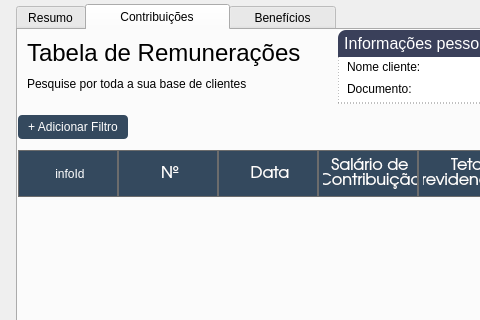
Qt form Design/UI/tabResumoCNIS.ui (newprev/PrevCliente) before a commit; both pictures show x 0 to 480 and y 0 to 320 of the 1167 by 764 pixel window.
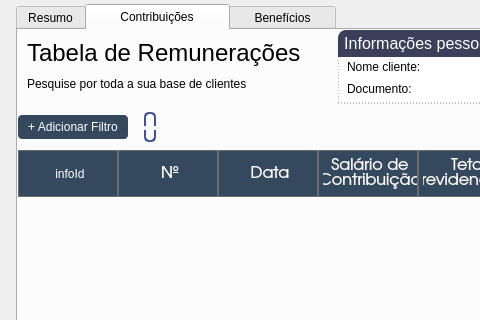
The same form after that commit. The open tabs and pages were chosen to show the change. Icons and pictures are not drawn.

Commit message: Atualização das tags de filtros

```diff
--- a/Design/UI/tabResumoCNIS.ui
+++ b/Design/UI/tabResumoCNIS.ui
@@ -766,6 +766,11 @@
 	background-color: white;
 }
 
+#frBordaFiltros {
+	border: 2px dashed #3F4E8C;
+	border-radius: 5px;
+}
+
 /*-------------------------------- Tables -----------------------------------------*/
 #tblCalculos {
 	background-color: transparent;
@@ -925,12 +930,51 @@
             </property>
            </widget>
           </item>
-          <item>
-           <layout class="QHBoxLayout" name="hlFiltros">
-            <property name="spacing">
-             <number>4</number>
+          <item alignment="Qt::AlignLeft">
+           <widget class="QFrame" name="frBordaFiltros">
+            <property name="sizePolicy">
+             <sizepolicy hsizetype="Minimum" vsizetype="Preferred">
+              <horstretch>0</horstretch>
+              <verstretch>0</verstretch>
+             </sizepolicy>
             </property>
-           </layout>
+            <property name="minimumSize">
+             <size>
+              <width>0</width>
+              <height>0</height>
+             </size>
+            </property>
+            <property name="frameShape">
+             <enum>QFrame::NoFrame</enum>
+            </property>
+            <property name="frameShadow">
+             <enum>QFrame::Raised</enum>
+            </property>
+            <layout class="QHBoxLayout" name="horizontalLayout_13">
+             <property name="spacing">
+              <number>0</number>
+             </property>
+             <property name="leftMargin">
+              <number>4</number>
+             </property>
+             <property name="topMargin">
+              <number>4</number>
+             </property>
+             <property name="rightMargin">
+              <number>4</number>
+             </property>
+             <property name="bottomMargin">
+              <number>4</number>
+             </property>
+             <item>
+              <layout class="QHBoxLayout" name="hlFiltros">
+               <property name="spacing">
+                <number>4</number>
+               </property>
+              </layout>
+             </item>
+            </layout>
+           </widget>
           </item>
           <item>
            <spacer name="horizontalSpacer_12">
```
The commit also changes 7 other files.
